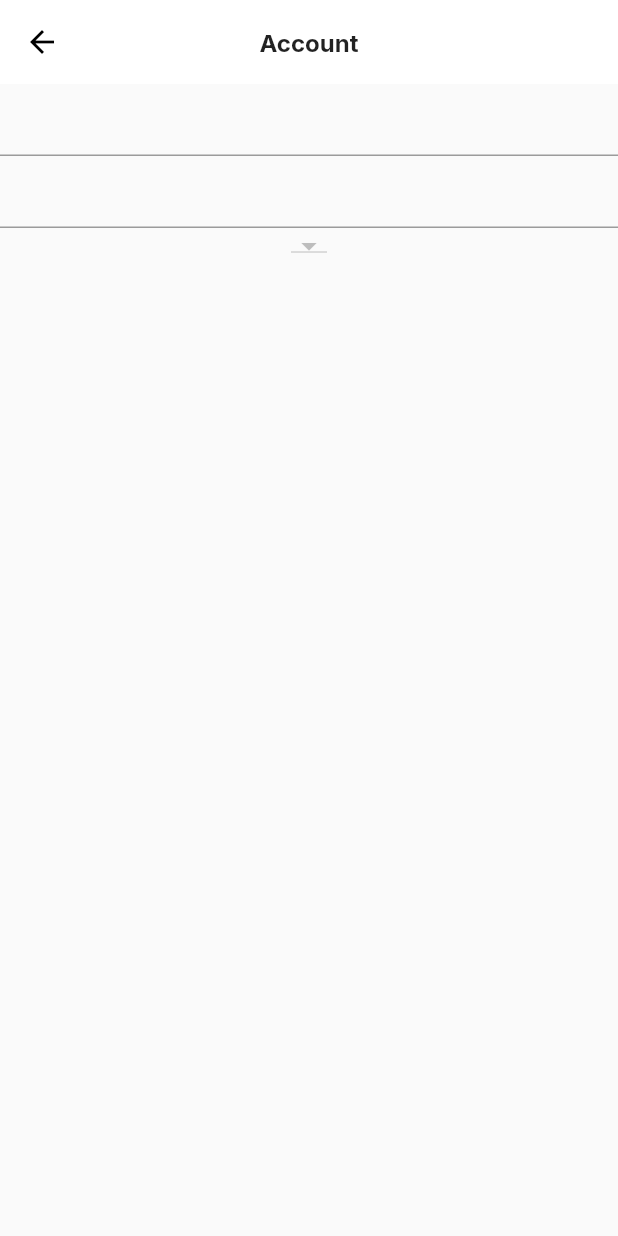
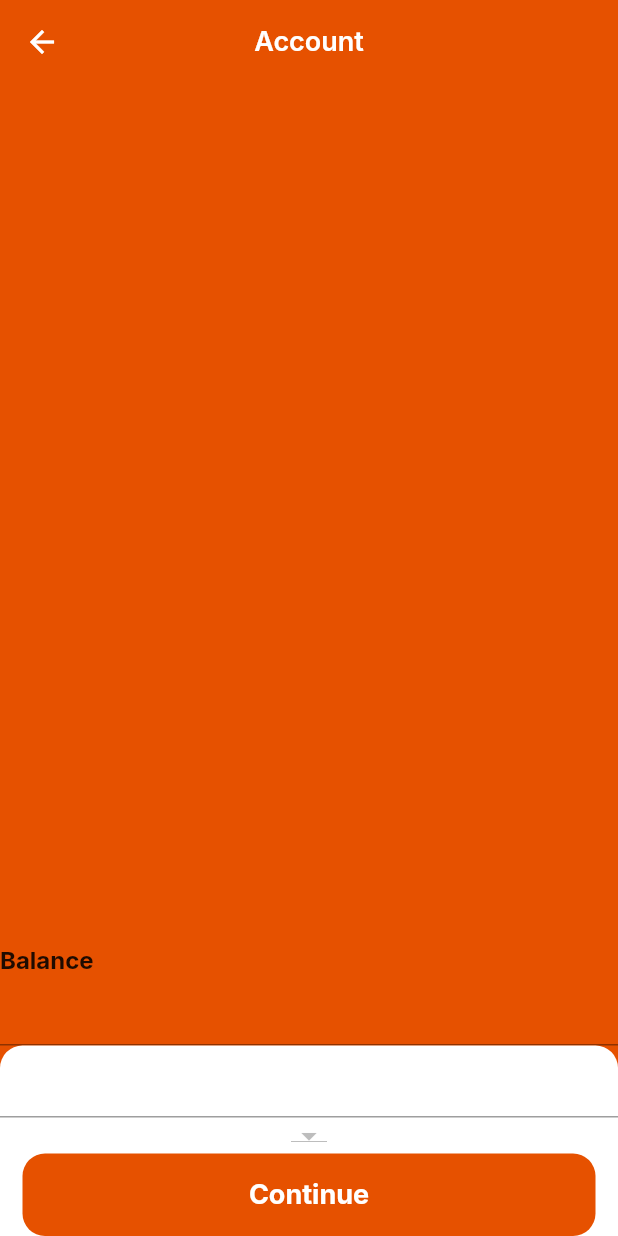
Before and after one commit to JMarinez/gatao, a Flutter app: the AccountScreen screen opened directly, after a tap on "+ Add new wallet", on a phone screen of 412 x 824 dp. Run offline on Flutter 3.47's test engine with Material 2 defaults, Android fonts, the phone set to English and light mode, and no system bars; our stand-ins replace flutter_svg, google_fonts.

Commit message:
[ADD] GataoTheme

```diff
--- a/lib/src/components/flat_app_bar.dart
+++ b/lib/src/components/flat_app_bar.dart
@@ -2,12 +2,14 @@ import 'package:flutter/material.dart';
 
 class FlatAppBar extends StatelessWidget {
   final String title;
+  final TextStyle appBarTheme;
   final Color backgroundColor;
   final Color iconColor;
 
   const FlatAppBar({
     Key? key,
     required this.title,
+    required this.appBarTheme,
     required this.backgroundColor,
     required this.iconColor,
   }) : super(key: key);
@@ -17,13 +19,13 @@ class FlatAppBar extends StatelessWidget {
     return AppBar(
       title: Text(
         'Account',
-        style: Theme.of(context).textTheme.bodyText2,
+        style: appBarTheme,
       ),
-      backgroundColor: Colors.white,
+      backgroundColor: backgroundColor,
       leading: IconButton(
-        icon: const Icon(
+        icon: Icon(
           Icons.arrow_back,
-          color: Colors.black,
+          color: iconColor,
         ),
         onPressed: () => Navigator.pop(context),
       ),
--- a/lib/src/screens/account/account_screen.dart
+++ b/lib/src/screens/account/account_screen.dart
@@ -1,5 +1,6 @@
 import 'package:flutter/material.dart';
 import 'package:gatao/src/screens/account/create_wallet_screen.dart';
+import 'package:gatao/src/themes/gatao_themes.dart';
 import 'package:provider/provider.dart';
 
 import '../../components/flat_app_bar.dart';
@@ -16,10 +17,11 @@ class AccountScreen extends StatelessWidget {
   Widget build(BuildContext context) {
     return Scaffold(
       backgroundColor: Colors.white,
-      appBar: const PreferredSize(
-        preferredSize: Size.fromHeight(56.0),
+      appBar: PreferredSize(
+        preferredSize: const Size.fromHeight(56.0),
         child: FlatAppBar(
           title: 'Account',
+          appBarTheme: GataoTheme.lightAppBarTitle,
           backgroundColor: Colors.white,
           iconColor: Colors.black,
         ),
@@ -42,6 +44,7 @@ class AccountScreen extends StatelessWidget {
                           Provider.of<AccountManager>(context, listen: false);
                       return CreateWalletScreen(
                         title: 'Add new wallet',
+                        isUpdating: false,
                         onCreate: (wallet) {
                           manager.addWallet(wallet);
                           Navigator.pop(context);
--- a/lib/src/screens/account/create_wallet_screen.dart
+++ b/lib/src/screens/account/create_wallet_screen.dart
@@ -1,19 +1,23 @@
 import 'package:flutter/material.dart';
+import 'package:gatao/src/components/long_bottom_button.dart';
 import 'package:gatao/src/example/dummy_account.dart';
 
 import '../../components/flat_app_bar.dart';
 import '../../models/wallet.dart';
+import '../../themes/gatao_themes.dart';
 
 class CreateWalletScreen extends StatelessWidget {
   final String title;
   final Function(Wallet)? onCreate;
   final Function(Wallet)? onUpdate;
+  final bool? isUpdating;
 
   const CreateWalletScreen({
     Key? key,
     required this.title,
     this.onCreate,
     this.onUpdate,
+    this.isUpdating,
   }) : super(key: key);
 
   @override
@@ -23,19 +27,35 @@ class CreateWalletScreen extends StatelessWidget {
         preferredSize: const Size.fromHeight(56.0),
         child: FlatAppBar(
           title: title,
-          backgroundColor: Colors.white,
-          iconColor: Colors.black,
+          appBarTheme: GataoTheme.darkAppBarTitle,
+          backgroundColor: Theme.of(context).primaryColor,
+          iconColor: Colors.white,
         ),
       ),
+      backgroundColor: Theme.of(context).primaryColor,
       body: Column(
+        crossAxisAlignment: CrossAxisAlignment.start,
         children: [
+          const Spacer(),
+          const Text('Balance'),
           TextField(),
           Container(
             child: Column(
               children: [
                 TextField(),
                 DropdownButton(items: null, onChanged: (item) {}),
+                LongBottomButton(
+                  label: 'Continue',
+                  onTap: () => print('Continue'),
+                )
               ],
+            ),
+            decoration: const BoxDecoration(
+              color: Colors.white,
+              borderRadius: BorderRadius.only(
+                topLeft: Radius.circular(15.0),
+                topRight: Radius.circular(15.0),
+              ),
             ),
           ),
         ],
--- a/lib/src/screens/profile/profile_body.dart
+++ b/lib/src/screens/profile/profile_body.dart
@@ -29,7 +29,7 @@ class ProfileBody extends StatelessWidget {
           ),
           const Divider(thickness: 1, height: 1, color: Colors.grey),
           const ProfileMenuItem(
-            icon: 'import_export',
+            icon: 'area_chart_outlined',
             label: 'Export Data',
           ),
           const Divider(thickness: 1, height: 1, color: Colors.grey),
--- /dev/null
+++ b/lib/src/themes/gatao_themes.dart
@@ -0,0 +1,145 @@
+import 'package:flutter/material.dart';
+import 'package:google_fonts/google_fonts.dart';
+
+/// In a custom theme page we have described color and fonts
+/// We may add more custom theme-features later
+///
+
+class GataoTheme {
+  static const Color primaryColor = Color(0xFFE65100);
+  static const Color lightAppBarTextColor = Color(0xFFFFFFFF);
+  static const Color darkAppBarTextColor = Color(0xFF000000);
+
+  static TextStyle headlineX = GoogleFonts.inter(
+    fontSize: 64.0,
+    fontWeight: FontWeight.bold,
+    color: Colors.black,
+  );
+
+  static TextStyle headlineGreyX = GoogleFonts.inter(
+    fontSize: 64.0,
+    fontWeight: FontWeight.bold,
+    color: Colors.grey,
+  );
+
+  static TextStyle lightAppBarTitle = GoogleFonts.inter(
+    fontSize: 18.0,
+    fontWeight: FontWeight.w600,
+    color: Colors.black,
+  );
+
+  static TextStyle darkAppBarTitle = GoogleFonts.inter(
+    fontSize: 18.0,
+    fontWeight: FontWeight.w600,
+    color: Colors.white,
+  );
+
+  static TextTheme lightTextTheme = TextTheme(
+    headline1: GoogleFonts.inter(
+      fontSize: 36.0,
+      fontWeight: FontWeight.bold,
+      color: Colors.black,
+    ),
+    headline2: GoogleFonts.inter(
+      fontSize: 32.0,
+      fontWeight: FontWeight.bold,
+      color: Colors.black,
+    ),
+    headline3: GoogleFonts.inter(
+      fontSize: 24.0,
+      fontWeight: FontWeight.bold,
+      color: Colors.black,
+    ),
+    headline4: GoogleFonts.inter(
+      fontSize: 18.0,
+      fontWeight: FontWeight.bold,
+      color: Colors.black,
+    ),
+    subtitle1: GoogleFonts.inter(
+      fontSize: 14.0,
+      color: Colors.grey,
+      fontWeight: FontWeight.w500,
+    ),
+    subtitle2: GoogleFonts.inter(
+      fontSize: 16.0,
+      color: Colors.white,
+      fontWeight: FontWeight.w600,
+    ),
+    bodyText1: GoogleFonts.inter(
+      fontSize: 16.0,
+    ),
+    bodyText2: GoogleFonts.inter(
+      fontSize: 16.0,
+      fontWeight: FontWeight.bold,
+    ),
+  );
+
+  static TextTheme darkTextTheme = TextTheme(
+    bodyText1: GoogleFonts.openSans(
+      fontSize: 14.0,
+      fontWeight: FontWeight.w700,
+      color: Colors.white,
+    ),
+    headline1: GoogleFonts.openSans(
+      fontSize: 32.0,
+      fontWeight: FontWeight.bold,
+      color: Colors.white,
+    ),
+    headline2: GoogleFonts.openSans(
+      fontSize: 21.0,
+      fontWeight: FontWeight.w700,
+      color: Colors.white,
+    ),
+    headline3: GoogleFonts.openSans(
+      fontSize: 16.0,
+      fontWeight: FontWeight.w600,
+      color: Colors.white,
+    ),
+    headline6: GoogleFonts.openSans(
+      fontSize: 20.0,
+      fontWeight: FontWeight.w600,
+      color: Colors.white,
+    ),
+  );
+
+  static ThemeData light() {
+    return ThemeData(
+      brightness: Brightness.light,
+      checkboxTheme: CheckboxThemeData(
+        fillColor: MaterialStateColor.resolveWith((states) {
+          return Colors.black;
+        }),
+      ),
+      appBarTheme: const AppBarTheme(
+        foregroundColor: Colors.black,
+        backgroundColor: Colors.white,
+      ),
+      floatingActionButtonTheme: const FloatingActionButtonThemeData(
+        foregroundColor: Colors.white,
+        backgroundColor: Colors.black,
+      ),
+      bottomNavigationBarTheme: const BottomNavigationBarThemeData(
+        selectedItemColor: Colors.green,
+      ),
+      textTheme: lightTextTheme,
+    );
+  }
+
+  static ThemeData dark() {
+    return ThemeData(
+      brightness: Brightness.dark,
+      appBarTheme: AppBarTheme(
+        foregroundColor: Colors.white,
+        backgroundColor: Colors.grey[900],
+      ),
+      floatingActionButtonTheme: const FloatingActionButtonThemeData(
+        foregroundColor: Colors.white,
+        backgroundColor: Colors.green,
+      ),
+      bottomNavigationBarTheme: const BottomNavigationBarThemeData(
+        selectedItemColor: Colors.green,
+      ),
+      textTheme: darkTextTheme,
+    );
+  }
+}
--- a/lib/src/util/utils.dart
+++ b/lib/src/util/utils.dart
@@ -8,7 +8,7 @@ class Utils {
     'logout': Icons.logout,
     'account_balance': Icons.account_balance,
     'settings': Icons.settings,
-    'import_export': Icons.import_export
+    'area_chart_outlined': Icons.area_chart_outlined
   };
 
   static IconData parseIconData(String iconString) {
```
Also changed, not shown: lib/main.dart (+3 -34 lines).
